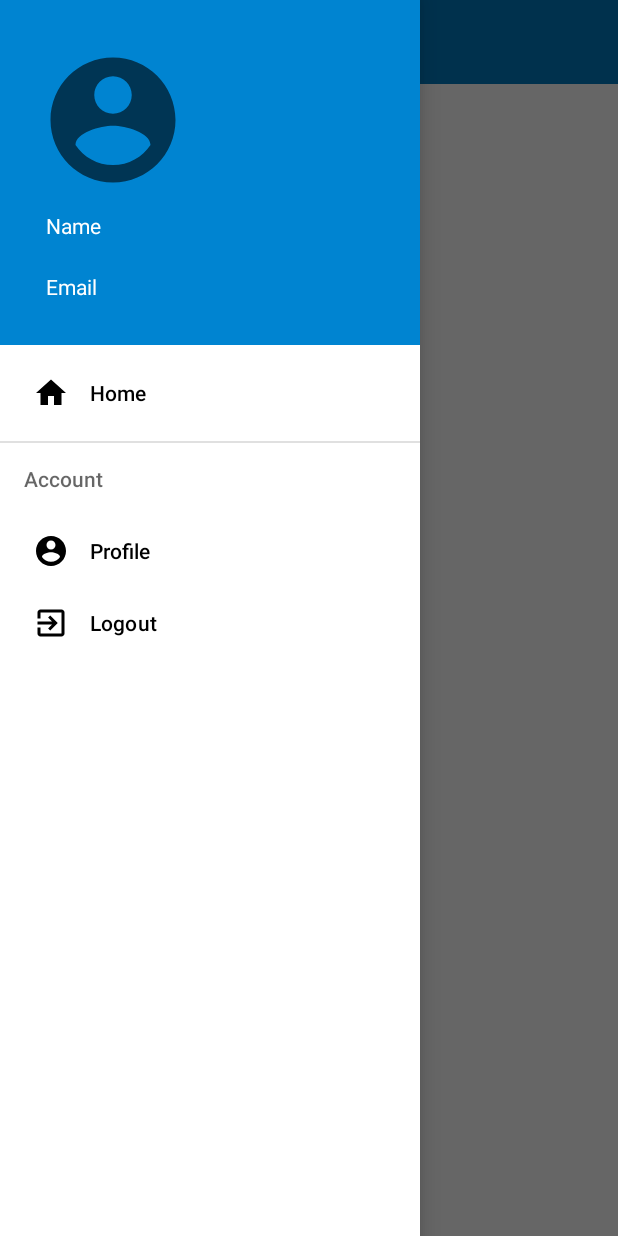
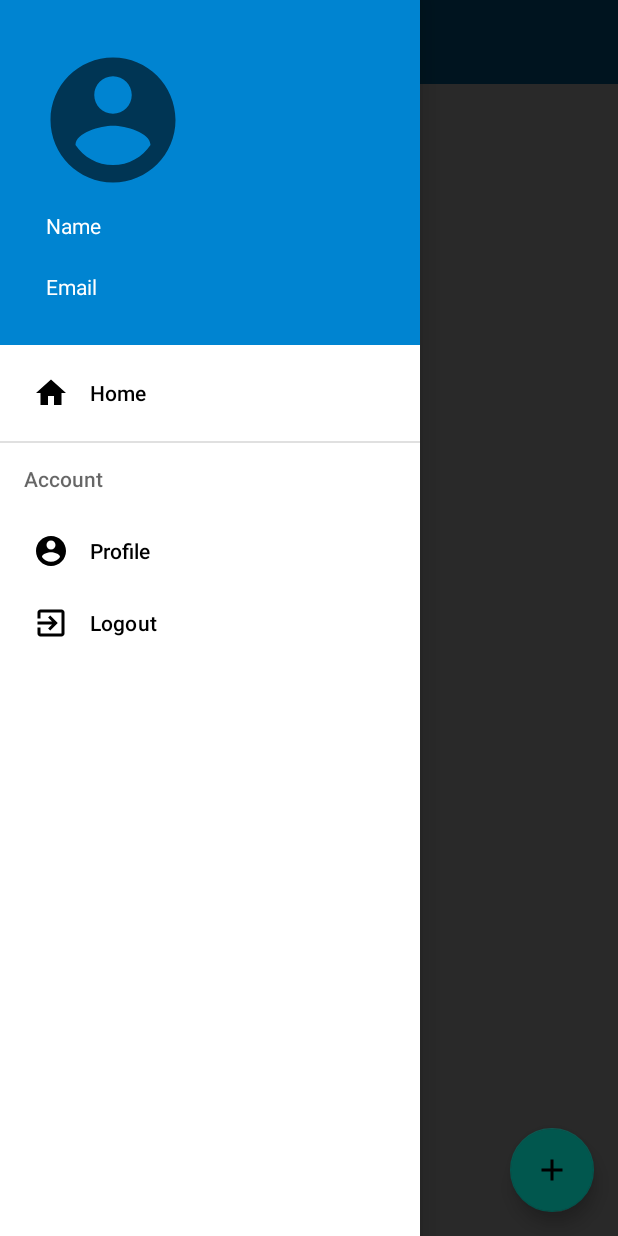
Before and after one commit to Uni-Project30/Git-Project, an Android app: the screen it shows after launch once a user with an empty profile is signed in (MainActivity), with the side drawer open, on a phone screen of 412 x 824 dp. Run offline under Robolectric (Android 15) with nearby library versions, the phone set to English and light mode, and no system bars; our stand-ins replace CircleImageView, Firebase (no records; nobody signed in at launch, a user with empty details on screens opened directly).

Commit message:
Created the floating button to Create Board
Added a floating button on MainActivity inside Scroll View.
Set onClickListener on the button which opens a dialog box.
The dialog box asks for board name

```diff
--- a/app/src/main/java/com/example/ugp/MainActivity.kt
+++ b/app/src/main/java/com/example/ugp/MainActivity.kt
@@ -4,6 +4,7 @@
 import androidx.appcompat.app.AppCompatActivity
 import android.os.Bundle
 import android.view.MenuItem
+import android.widget.EditText
 import android.widget.ImageView
 import android.widget.TextView
 import android.widget.Toast
@@ -13,15 +14,17 @@
 import androidx.core.view.GravityCompat
 import com.bumptech.glide.Glide
 import androidx.drawerlayout.widget.DrawerLayout
-import com.example.ugp.databinding.ActivityMainBinding
 import com.google.android.material.navigation.NavigationView
 import com.google.android.gms.auth.api.signin.GoogleSignIn
 import com.google.android.gms.auth.api.signin.GoogleSignInClient
 import com.google.android.gms.auth.api.signin.GoogleSignInOptions
+import com.google.android.material.floatingactionbutton.FloatingActionButton
 import com.google.firebase.auth.FirebaseAuth
 import com.google.firebase.auth.ktx.auth
 import com.google.firebase.firestore.ktx.firestore
 import com.google.firebase.ktx.Firebase
+import kotlinx.android.synthetic.main.activity_main.*
+import kotlinx.android.synthetic.main.create_new_board.*
 
 class MainActivity : AppCompatActivity() {
 
@@ -31,7 +34,6 @@
     private lateinit var side_nav: NavigationView
     lateinit var toolbar: Toolbar
     val db = Firebase.firestore
-    private lateinit var binding: ActivityMainBinding
 
     //variables for sign Out
     private lateinit var mGoogleSignInClient: GoogleSignInClient
@@ -39,8 +41,7 @@
 
     override fun onCreate(savedInstanceState: Bundle?) {
         super.onCreate(savedInstanceState)
-        binding = ActivityMainBinding.inflate(layoutInflater)
-        setContentView(binding.root)
+        setContentView(R.layout.activity_main)
 
 
         //assigning variables of side nav
@@ -138,6 +139,9 @@
             true
         }
 
+        btn_create_board.setOnClickListener{
+            showCreateBoardDialog()
+        }
     }
 
     // for opening side_nav
@@ -164,4 +168,22 @@
         Firebase.auth.signOut()
     }
 
+    private fun showCreateBoardDialog(){
+        val builder = AlertDialog.Builder(this)
+        val inflater = layoutInflater
+        val dialogLayout = inflater.inflate(R.layout.create_new_board,null)
+        val txt = dialogLayout.findViewById<EditText>(R.id.et_board_name)
+
+        with(builder){
+            setTitle("Create Board")
+            setPositiveButton("Create"){dialog, which ->
+                Toast.makeText(this@MainActivity,txt.text.toString(),Toast.LENGTH_SHORT).show()
+            }
+            setNegativeButton("Cancel"){dialog, which ->
+
+            }
+            setView(dialogLayout)
+            show()
+        }
+    }
 }
--- /dev/null
+++ b/app/src/main/res/drawable/ic_add.xml
@@ -0,0 +1,10 @@
+<vector xmlns:android="http://schemas.android.com/apk/res/android"
+    android:width="24dp"
+    android:height="24dp"
+    android:viewportWidth="24"
+    android:viewportHeight="24"
+    android:tint="?attr/colorControlNormal">
+  <path
+      android:fillColor="@android:color/white"
+      android:pathData="M19,13h-6v6h-2v-6H5v-2h6V5h2v6h6v2z"/>
+</vector>
--- a/app/src/main/res/layout/activity_main.xml
+++ b/app/src/main/res/layout/activity_main.xml
@@ -7,7 +7,7 @@
     tools:context=".MainActivity"
     android:fitsSystemWindows="true"
     android:id="@+id/drawer_layout"
-    tools:openDrawer="start">
+    >
 
     <RelativeLayout
         android:layout_width="match_parent"
@@ -33,8 +33,18 @@
 
 
 <!--    Add the design elements of the main activity in scroll view-->
-<!--    <ScrollView-->
-<!--        android:layout_width="match_parent"-->
-<!--        android:layout_height="match_parent" />-->
+    <ScrollView
+        android:layout_width="match_parent"
+        android:layout_height="match_parent">
+
+        <com.google.android.material.floatingactionbutton.FloatingActionButton
+            android:id="@+id/btn_create_board"
+            android:layout_width="wrap_content"
+            android:layout_height="wrap_content"
+            android:layout_gravity="bottom|end"
+            android:layout_margin="16dp"
+            android:src="@drawable/ic_add"
+            android:contentDescription="@string/creates_new_boards" />
+    </ScrollView>
 
 </androidx.drawerlayout.widget.DrawerLayout>
--- a/app/src/main/res/values/strings.xml
+++ b/app/src/main/res/values/strings.xml
@@ -22,5 +22,7 @@
 <!--    <string name="web_client_id" translatable="false">836229581118-d1dqqgdi843i9jiguru0irsnubicssot.apps.googleusercontent.com</string>-->
 =======
     <string name="web_client_id">836229581118-d1dqqgdi843i9jiguru0irsnubicssot.apps.googleusercontent.com</string>
->>>>>>> Stashed changes
+    <string name="creates_new_boards">Creates New Boards</string>
+    <string name="board_name">Board Name</string>
+    >>>>>>> Stashed changes
 </resources>
--- a/build.gradle
+++ b/build.gradle
@@ -6,7 +6,7 @@
         mavenCentral()
     }
     dependencies {
-        classpath "com.android.tools.build:gradle:4.2.2"
+        classpath 'com.android.tools.build:gradle:7.0.3'
         classpath "org.jetbrains.kotlin:kotlin-gradle-plugin:$kotlin_version"
         classpath 'com.google.gms:google-services:4.3.10'
 
```
Also changed, not shown: app/build.gradle (+9 -6 lines), app/src/main/res/layout/create_new_board.xml (added, +24 -0 lines), gradle/wrapper/gradle-wrapper.properties.
